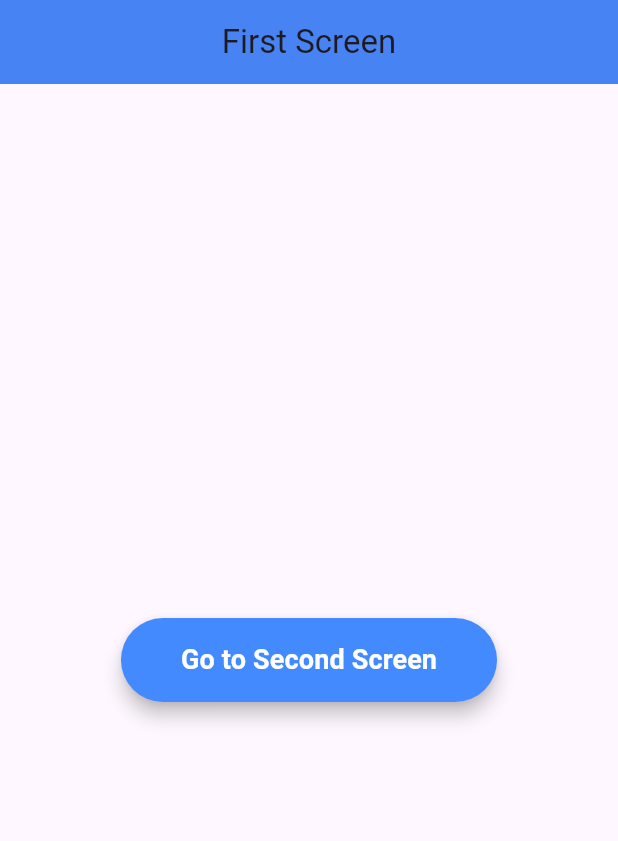
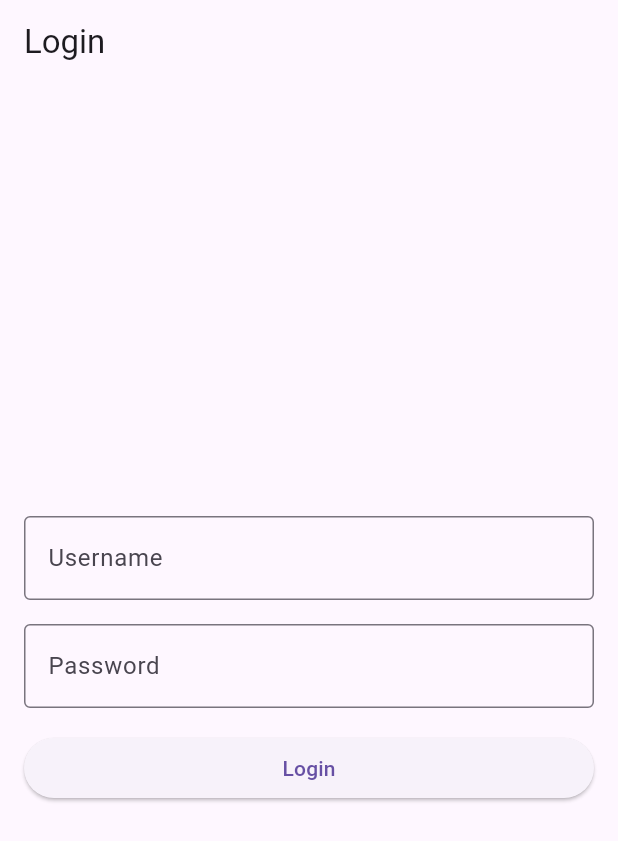
Before and after one commit to turzo1061/tracker_sheet_problems-solved, a Flutter app: the screen it shows after launch, on a phone screen of 412 x 824 dp. Shown: the top 841 px of the screen. Run offline on Flutter 3.47's test engine with Material 3 defaults, Android fonts, the light colour scheme and no system bars.

Commit message:
Problem6

```diff
--- a/tracker_sheet_problems-ec3a87df2a65eda53dead0899a1bc8a41b5bae18/lib/main.dart
+++ b/tracker_sheet_problems-ec3a87df2a65eda53dead0899a1bc8a41b5bae18/lib/main.dart
@@ -1,103 +1,99 @@
 import 'package:flutter/material.dart';
 
 void main() {
-  runApp(const NavigationApp());
+  runApp(MyApp());
 }
 
-class NavigationApp extends StatelessWidget {
-  const NavigationApp({super.key});
-
+class MyApp extends StatelessWidget {
   @override
   Widget build(BuildContext context) {
-    return MaterialApp(
-      debugShowCheckedModeBanner: false,
-      theme: ThemeData(
-        // Remove the headline6 and primary from ThemeData
-        appBarTheme: const AppBarTheme(
-          centerTitle: true,
-          backgroundColor: Colors.blueAccent,
-          elevation: 8,
-        ),
-      ),
-      home: const FirstScreen(),
-    );
+    return MaterialApp(home: LoginScreen());
   }
 }
 
-class FirstScreen extends StatelessWidget {
-  const FirstScreen({super.key});
+class LoginScreen extends StatefulWidget {
+  @override
+  _LoginScreenState createState() => _LoginScreenState();
+}
+
+class _LoginScreenState extends State<LoginScreen> {
+  final _formKey = GlobalKey<FormState>();
+
+  final TextEditingController _usernameController = TextEditingController();
+  final TextEditingController _passwordController = TextEditingController();
+
+  String? _errorMessage;
+
+  void _validateForm() {
+    if (_formKey.currentState?.validate() ?? false) {
+      setState(() {
+        _errorMessage = null;
+      });
+
+      print("Form is valid!");
+    } else {
+      setState(() {
+        _errorMessage = "Please fill out all fields correctly.";
+      });
+    }
+  }
 
   @override
   Widget build(BuildContext context) {
     return Scaffold(
-      appBar: AppBar(title: const Text('First Screen')),
-      body: Center(
-        child: Padding(
-          padding: const EdgeInsets.all(16.0),
-          child: ElevatedButton(
-            onPressed: () {
-              Navigator.push(
-                context,
-                MaterialPageRoute(builder: (context) => const SecondScreen()),
-              );
-            },
-            style: ElevatedButton.styleFrom(
-              backgroundColor:
-                  Colors.blueAccent, // Correctly use backgroundColor
-              padding: const EdgeInsets.symmetric(horizontal: 40, vertical: 15),
-              shape: RoundedRectangleBorder(
-                borderRadius: BorderRadius.circular(30),
+      appBar: AppBar(title: Text("Login")),
+      body: Padding(
+        padding: const EdgeInsets.all(16.0),
+        child: Form(
+          key: _formKey,
+          child: Column(
+            mainAxisAlignment: MainAxisAlignment.center,
+            crossAxisAlignment: CrossAxisAlignment.stretch,
+            children: [
+              // Username Field
+              TextFormField(
+                controller: _usernameController,
+                decoration: InputDecoration(
+                  labelText: 'Username',
+                  border: OutlineInputBorder(),
+                ),
+                validator: (value) {
+                  if (value == null || value.isEmpty) {
+                    return 'Please enter your username';
+                  }
+                  return null;
+                },
               ),
-              elevation: 5,
-            ),
-            child: const Text(
-              'Go to Second Screen',
-              style: TextStyle(
-                fontSize: 18,
-                fontWeight: FontWeight.bold,
-                color: Colors.white,
+              SizedBox(height: 16),
+
+              TextFormField(
+                controller: _passwordController,
+                obscureText: true,
+                decoration: InputDecoration(
+                  labelText: 'Password',
+                  border: OutlineInputBorder(),
+                ),
+                validator: (value) {
+                  if (value == null || value.isEmpty) {
+                    return 'Please enter your password';
+                  }
+                  return null;
+                },
               ),
-            ),
+              SizedBox(height: 16),
+
+              if (_errorMessage != null)
+                Text(
+                  _errorMessage!,
+                  style: TextStyle(color: Colors.red),
+                  textAlign: TextAlign.center,
+                ),
+
+              ElevatedButton(onPressed: _validateForm, child: Text('Login')),
+            ],
           ),
         ),
       ),
     );
   }
 }
-
-class SecondScreen extends StatelessWidget {
-  const SecondScreen({super.key});
-
-  @override
-  Widget build(BuildContext context) {
-    return Scaffold(
-      appBar: AppBar(title: const Text('Second Screen')),
-      body: Center(
-        child: Padding(
-          padding: const EdgeInsets.all(16.0),
-          child: ElevatedButton(
-            onPressed: () {
-              Navigator.pop(context);
-            },
-            style: ElevatedButton.styleFrom(
-              backgroundColor: Colors.orange, // Correctly use backgroundColor
-              padding: const EdgeInsets.symmetric(horizontal: 40, vertical: 15),
-              shape: RoundedRectangleBorder(
-                borderRadius: BorderRadius.circular(30),
-              ),
-              elevation: 5,
-            ),
-            child: const Text(
-              'Back to First Screen',
-              style: TextStyle(
-                fontSize: 18,
-                fontWeight: FontWeight.bold,
-                color: Colors.white,
-              ),
-            ),
-          ),
-        ),
-      ),
-    );
-  }
-}
```
